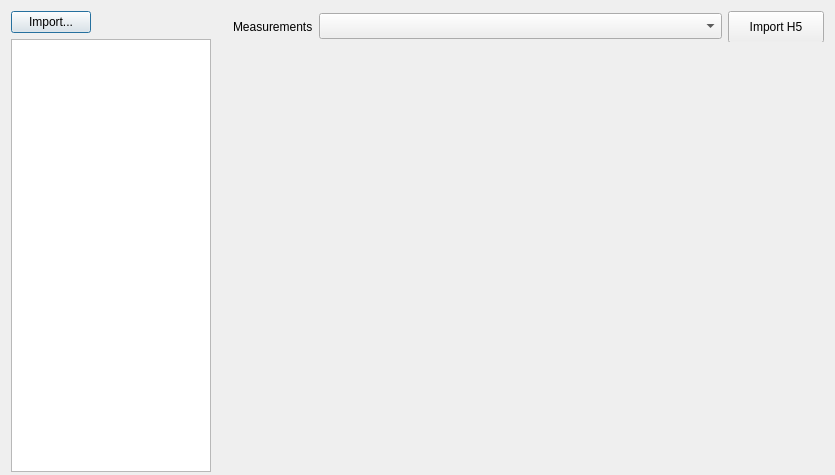
Old version of the form res/mae_plot_gui.ui in the repository fran-jo/SimuGUI.
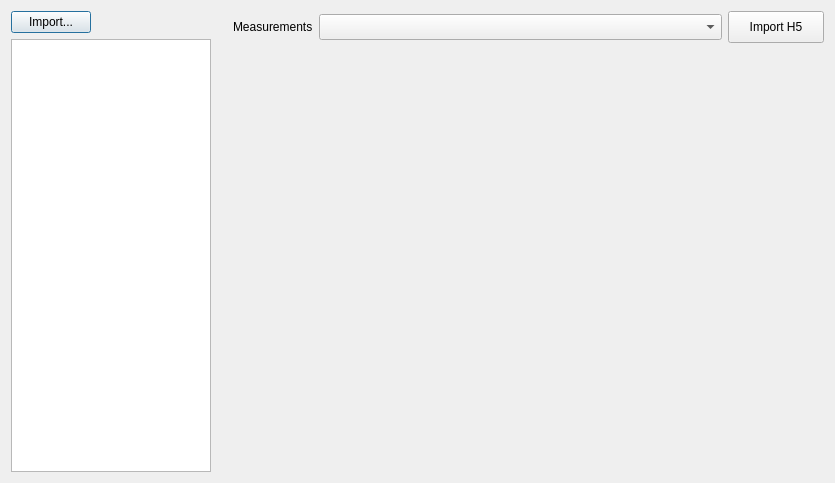
New version of the form. Icons and pictures are not drawn.

Commit message: improvement of gui, plot multiple signals,  rename package and classes

```diff
--- a/res/mae_plot_gui.ui
+++ b/res/mae_plot_gui.ui
@@ -10,13 +10,13 @@
     <x>0</x>
     <y>0</y>
     <width>835</width>
-    <height>475</height>
+    <height>483</height>
    </rect>
   </property>
   <property name="windowTitle">
    <string>Dialog</string>
   </property>
-  <widget class="QWidget" name="">
+  <widget class="QWidget" name="layoutWidget">
    <property name="geometry">
     <rect>
      <x>11</x>
@@ -127,13 +127,13 @@
    </property>
    <zorder>widgetGrafica_2</zorder>
   </widget>
-  <widget class="QWidget" name="">
+  <widget class="QWidget" name="layoutWidget">
    <property name="geometry">
     <rect>
      <x>233</x>
      <y>11</y>
      <width>591</width>
-     <height>31</height>
+     <height>32</height>
     </rect>
    </property>
    <layout class="QHBoxLayout" name="horizontalLayout">
```
Left out of the diff: 3 changed lines with no effect on the pictures. The commit also changes 28 other files.
